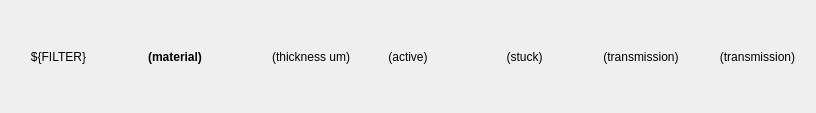
Before: the Qt Designer form ui/AttenuatorCalculatorSXR_Blade.embedded.ui in pcdshub/solid-attenuator, drawn with Qt 5.
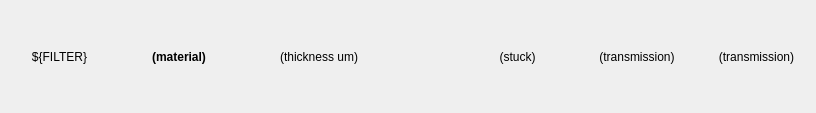
After: the same form once the commit is applied. Custom widgets are drawn as their Qt base class.

What changed in the file:
```diff
--- a/ui/AttenuatorCalculatorSXR_Blade.embedded.ui
+++ b/ui/AttenuatorCalculatorSXR_Blade.embedded.ui
@@ -96,30 +96,30 @@
     </widget>
    </item>
    <item>
-    <widget class="PyDMLabel" name="Active">
-     <property name="font">
-      <font>
-       <weight>50</weight>
-       <bold>false</bold>
-      </font>
+    <widget class="PyDMByteIndicator" name="Inserted">
+     <property name="maximumSize">
+      <size>
+       <width>100</width>
+       <height>50</height>
+      </size>
      </property>
      <property name="toolTip">
-      <string>Active: should it be included in calculations?</string>
-     </property>
-     <property name="text">
-      <string>(active)</string>
-     </property>
-     <property name="alignment">
-      <set>Qt::AlignCenter</set>
-     </property>
-     <property name="showUnits" stdset="0">
-      <bool>false</bool>
+      <string/>
      </property>
      <property name="channel" stdset="0">
       <string>ca://${prefix}:AXIS:${FILTER}:Active</string>
      </property>
-     <property name="displayFormat" stdset="0">
-      <enum>PyDMLabel::String</enum>
+     <property name="orientation" stdset="0">
+      <enum>Qt::Horizontal</enum>
+     </property>
+     <property name="showLabels" stdset="0">
+      <bool>false</bool>
+     </property>
+     <property name="circles" stdset="0">
+      <bool>true</bool>
+     </property>
+     <property name="shift" stdset="0">
+      <number>0</number>
      </property>
     </widget>
    </item>
@@ -215,6 +215,11 @@
    <extends>QLabel</extends>
    <header>pydm.widgets.label</header>
   </customwidget>
+  <customwidget>
+   <class>PyDMByteIndicator</class>
+   <extends>QWidget</extends>
+   <header>pydm.widgets.byte</header>
+  </customwidget>
  </customwidgets>
  <resources/>
  <connections/>
```
